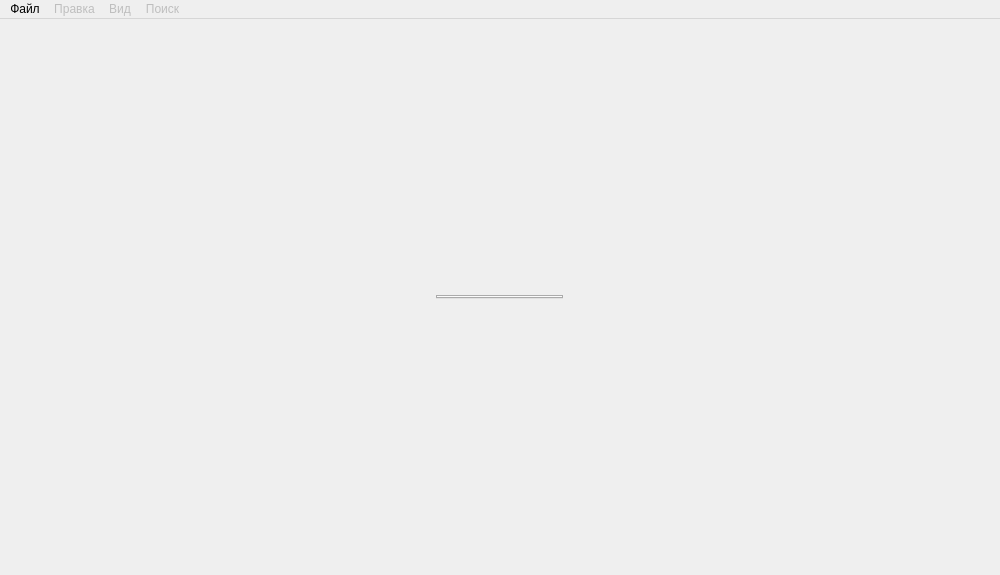
Old version of the form dialeqt.ui in the repository al-indigo/Dialeqt.
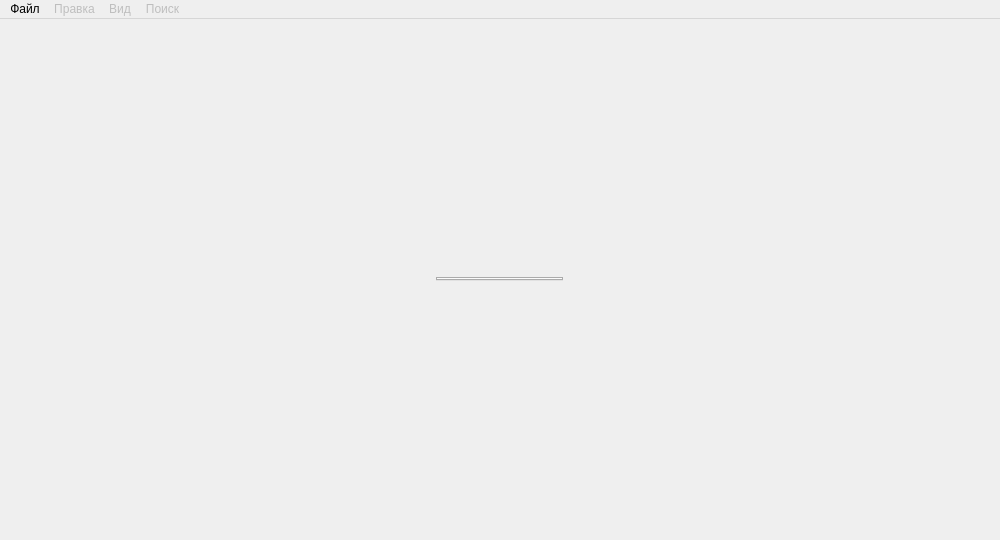
New version of the form. Custom widgets are drawn as their Qt base class.

Commit message: window min size decreased

The edit to the form file:
```diff
--- a/dialeqt.ui
+++ b/dialeqt.ui
@@ -7,7 +7,7 @@
     <x>0</x>
     <y>0</y>
     <width>1000</width>
-    <height>575</height>
+    <height>540</height>
    </rect>
   </property>
   <property name="windowTitle">
```
The commit also changes 1 other file.
